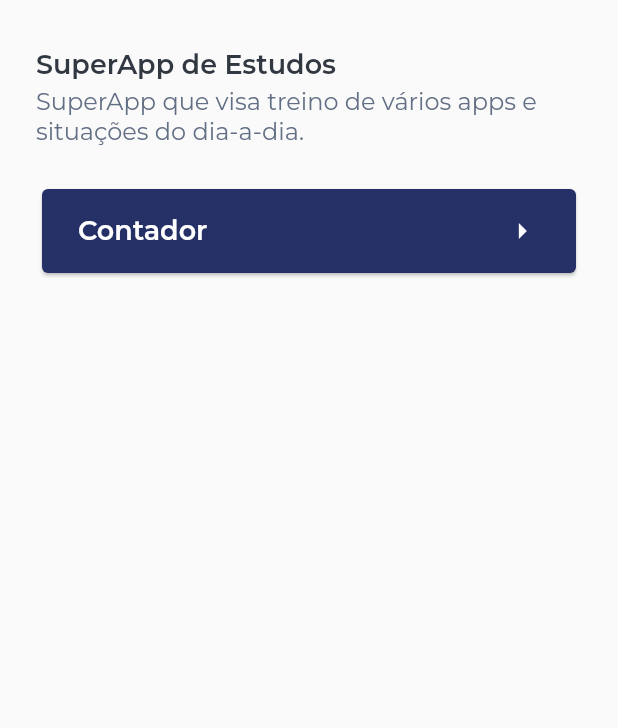
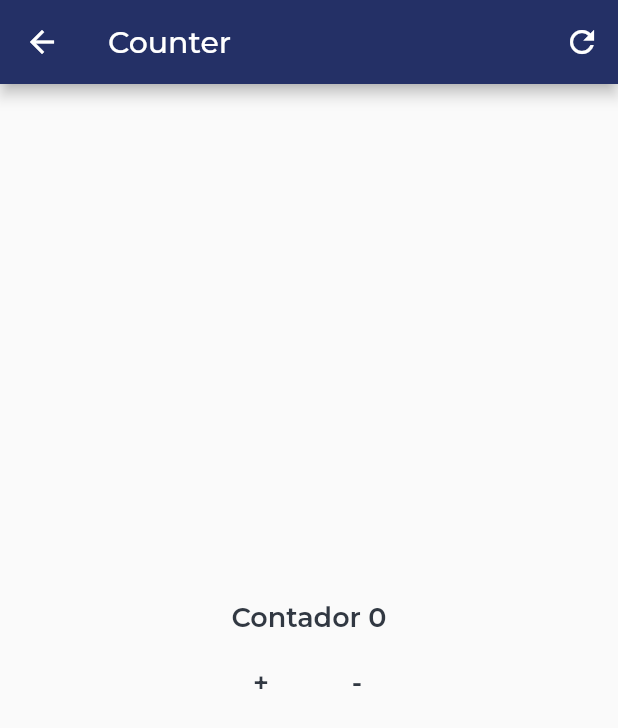
Before and after one commit to ViniciusPii/study-app-my-bloc-flutter, a Flutter app: the screen it shows after launch, after a tap on "Contador", on a phone screen of 412 x 824 dp. Shown: the top 728 px of the screen. Run offline on Flutter 3.47's test engine with Material 2 defaults, Android fonts, the phone set to English and light mode, and no system bars; our stand-ins replace google_fonts.

Commit message:
Implementação do counter

```diff
--- /dev/null
+++ b/lib/src/core/components/loader_component.dart
@@ -0,0 +1,31 @@
+import 'package:flutter/material.dart';
+import 'package:superapp_my_bloc/src/core/components/three_bounce_component.dart';
+
+import 'package:superapp_my_bloc/src/core/theme/app_dimension.dart';
+
+class LoaderComponent extends StatelessWidget {
+  const LoaderComponent({
+    Key? key,
+    required this.color,
+    required this.loading,
+    required this.child,
+    this.size,
+  }) : super(key: key);
+
+  final Color color;
+  final bool loading;
+  final double? size;
+  final Widget child;
+
+  @override
+  Widget build(BuildContext context) {
+    return Visibility(
+      visible: loading,
+      replacement: child,
+      child: ThreeBounceComponent(
+        color: color,
+        size: size ?? AppDimension.size_4,
+      ),
+    );
+  }
+}
--- a/lib/src/core/utils/utils.dart
+++ b/lib/src/core/utils/utils.dart
@@ -7,4 +7,7 @@ class Utils {
 
   static Color getLuminance(Color color) =>
       color.computeLuminance() > 0.5 ? AppExtension.textColor : AppColors.white;
+
+  static Color getColorArgs(BuildContext context) =>
+      ModalRoute.of(context)?.settings.arguments as Color;
 }
--- a/lib/src/injection.dart
+++ b/lib/src/injection.dart
@@ -1,4 +1,5 @@
 import 'package:superapp_my_bloc/src/core/bloc/di/dependon.dart';
+import 'package:superapp_my_bloc/src/modules/counter/bloc/counter_bloc.dart';
 
 injection() {
   final di = Dependon.instance;
@@ -6,4 +7,5 @@ injection() {
   //repositories
 
   //controllers
+  di.registerFactory(() => CounterBloc());
 }
--- /dev/null
+++ b/lib/src/modules/counter/bloc/counter_bloc.dart
@@ -0,0 +1,25 @@
+import 'package:superapp_my_bloc/src/core/bloc/bloc.dart';
+
+part 'counter_state.dart';
+
+class CounterBloc extends Bloc<CounterState> {
+  CounterBloc() : super(CounterInitial());
+
+  void increment() async {
+    emit(CounterLoading(counter: state.counter));
+    await Future.delayed(const Duration(milliseconds: 800));
+    emit(CounterSuccess(counter: state.counter + 1));
+  }
+
+  void decrement() async {
+    if (state.counter > 0) {
+      emit(CounterLoading(counter: state.counter));
+      await Future.delayed(const Duration(milliseconds: 800));
+      emit(CounterSuccess(counter: state.counter - 1));
+    }
+  }
+
+  void resetCounter() {
+    emit(CounterInitial());
+  }
+}
--- /dev/null
+++ b/lib/src/modules/counter/bloc/counter_state.dart
@@ -0,0 +1,29 @@
+part of 'counter_bloc.dart';
+
+abstract class CounterState {
+  CounterState({
+    required this.counter,
+  });
+
+  final int counter;
+}
+
+class CounterInitial extends CounterState {
+  CounterInitial() : super(counter: 0);
+}
+
+class CounterLoading extends CounterState {
+  CounterLoading({required int counter}) : super(counter: counter);
+}
+
+class CounterSuccess extends CounterState {
+  CounterSuccess({required int counter}) : super(counter: counter);
+}
+
+class CounterError extends CounterState {
+  CounterError({
+    required this.message,
+  }) : super(counter: 0);
+
+  final String message;
+}
--- /dev/null
+++ b/lib/src/modules/counter/counter_home_page.dart
@@ -0,0 +1,101 @@
+import 'package:flutter/material.dart';
+import 'package:superapp_my_bloc/src/core/bloc/components/bloc_consumer.dart';
+import 'package:superapp_my_bloc/src/core/bloc/di/dependon.dart';
+import 'package:superapp_my_bloc/src/core/components/loader_component.dart';
+import 'package:superapp_my_bloc/src/core/theme/app_dimension.dart';
+import 'package:superapp_my_bloc/src/core/theme/app_fonts.dart';
+import 'package:superapp_my_bloc/src/core/utils/utils.dart';
+import 'package:superapp_my_bloc/src/modules/counter/bloc/counter_bloc.dart';
+
+class CounterHomePage extends StatefulWidget {
+  const CounterHomePage({Key? key}) : super(key: key);
+
+  @override
+  State<CounterHomePage> createState() => _CounterHomePageState();
+}
+
+class _CounterHomePageState extends State<CounterHomePage> {
+  late CounterBloc bloc;
+
+  @override
+  void initState() {
+    bloc = get();
+    super.initState();
+  }
+
+  @override
+  Widget build(BuildContext context) {
+    final color = Utils.getColorArgs(context);
+
+    return Scaffold(
+      appBar: AppBar(
+        backgroundColor: color,
+        title: const Text('Counter'),
+        actions: [
+          IconButton(
+            onPressed: () => bloc.resetCounter(),
+            icon: const Icon(
+              Icons.refresh,
+            ),
+          )
+        ],
+      ),
+      body: Center(
+        child: Column(
+          mainAxisAlignment: MainAxisAlignment.center,
+          children: [
+            _buildTitlte(),
+            const SizedBox(
+              height: AppDimension.size_1,
+            ),
+            _buildButtons(color),
+          ],
+        ),
+      ),
+    );
+  }
+
+  Widget _buildButtons(Color color) {
+    return BlocConsumer<CounterBloc, CounterState>(
+      bloc: bloc,
+      builder: (context, state) {
+        return LoaderComponent(
+          color: color,
+          size: AppDimension.size_6,
+          loading: state is CounterLoading,
+          child: Row(
+            mainAxisAlignment: MainAxisAlignment.center,
+            children: [
+              TextButton(
+                onPressed: () => bloc.increment(),
+                child: Text(
+                  '+',
+                  style: AppFonts.titleLarge(),
+                ),
+              ),
+              TextButton(
+                onPressed: () => bloc.decrement(),
+                child: Text(
+                  '-',
+                  style: AppFonts.titleLarge(),
+                ),
+              ),
+            ],
+          ),
+        );
+      },
+    );
+  }
+
+  Widget _buildTitlte() {
+    return BlocConsumer<CounterBloc, CounterState>(
+      bloc: bloc,
+      builder: (context, state) {
+        return Text(
+          'Contador ${state.counter}',
+          style: AppFonts.titleLarge(),
+        );
+      },
+    );
+  }
+}
--- a/lib/src/modules/home/home_page.dart
+++ b/lib/src/modules/home/home_page.dart
@@ -5,6 +5,7 @@ import 'package:superapp_my_bloc/src/core/theme/app_colors.dart';
 import 'package:superapp_my_bloc/src/core/theme/app_dimension.dart';
 import 'package:superapp_my_bloc/src/core/theme/app_extension.dart';
 import 'package:superapp_my_bloc/src/core/theme/app_fonts.dart';
+import 'package:superapp_my_bloc/src/routes/routes.dart';
 
 class HomePage extends StatelessWidget {
   const HomePage({Key? key}) : super(key: key);
@@ -26,9 +27,13 @@ class HomePage extends StatelessWidget {
                   height: AppDimension.size_3,
                 ),
                 CardComponent(
-                  func: () {},
                   title: 'Contador',
                   color: AppColors.blue800,
+                  func: () => _goToPage(
+                    context,
+                    AppColors.blue800,
+                    Routes.counterHome,
+                  ),
                 ),
               ],
             ),
@@ -38,7 +43,7 @@ class HomePage extends StatelessWidget {
     );
   }
 
-  goToPage(BuildContext context, Color color, String route) =>
+  _goToPage(BuildContext context, Color color, String route) =>
       Navigator.of(context).pushNamed(route, arguments: color);
 
   Widget _buildTitle() {
--- a/lib/src/routes/routes.dart
+++ b/lib/src/routes/routes.dart
@@ -1,10 +1,13 @@
 import 'package:flutter/material.dart';
+import 'package:superapp_my_bloc/src/modules/counter/counter_home_page.dart';
 import 'package:superapp_my_bloc/src/modules/home/home_page.dart';
 
 class Routes {
   static String home = '/';
+  static String counterHome = '/counter';
 
   final Map<String, WidgetBuilder> routes = {
     home: (context) => const HomePage(),
+    counterHome: (context) => const CounterHomePage(),
   };
 }
```
Also changed, not shown: lib/src/core/components/three_bounce_component.dart (added, +83 -0 lines).
